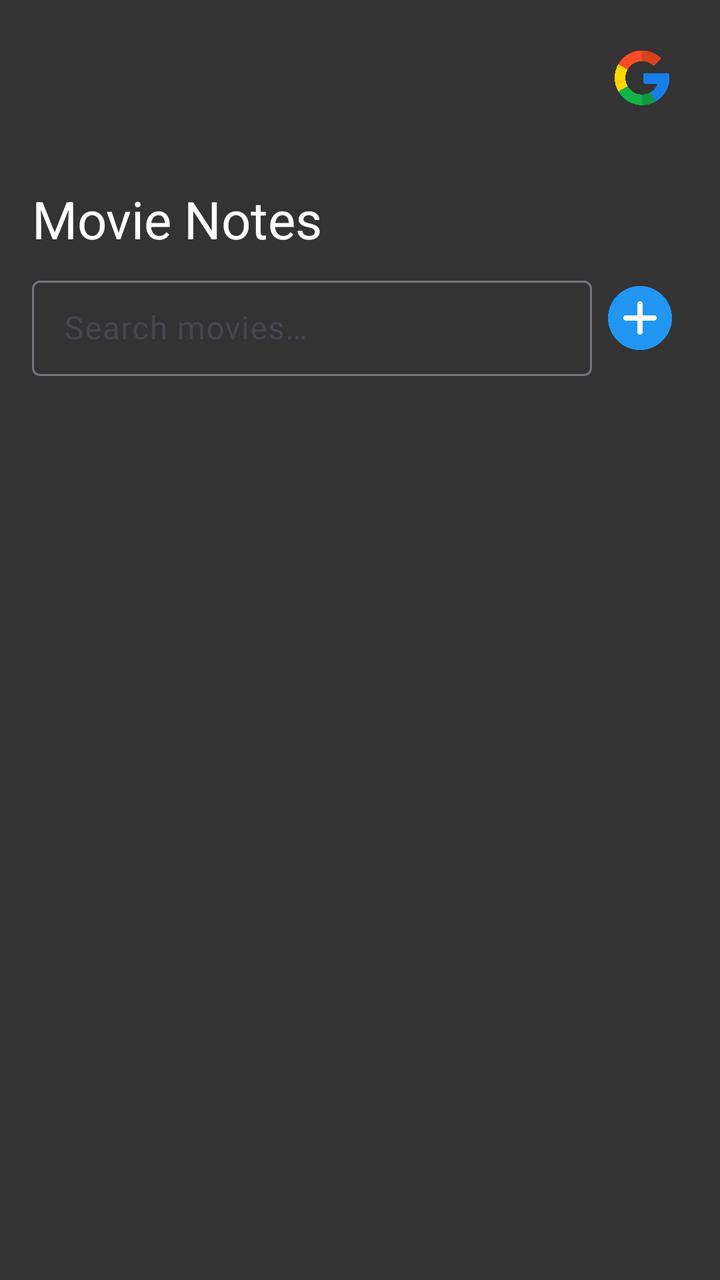
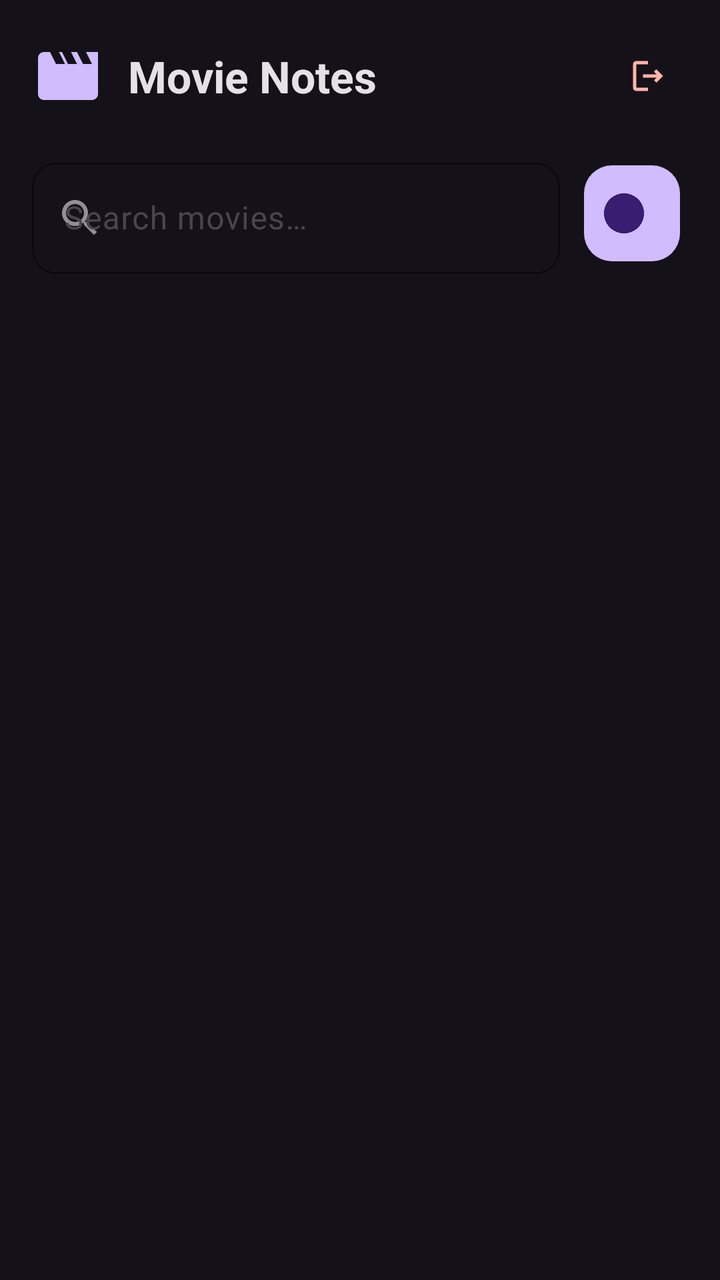

An Android layout rendered at two revisions. The XML below is the earlier revision; the diff shows what the commit changed to produce the second picture.
<!-- AndroidManifest.xml: application theme Theme.MovieNotes -->
<!-- res/layout/activity_main_content.xml -->
<?xml version="1.0" encoding="utf-8"?>
<androidx.constraintlayout.widget.ConstraintLayout
    xmlns:android="http://schemas.android.com/apk/res/android"
    xmlns:app="http://schemas.android.com/apk/res-auto"
    xmlns:tools="http://schemas.android.com/tools"
    android:layout_width="match_parent"
    android:layout_height="match_parent"
    android:background="#333"
    android:paddingStart="16dp"
    android:paddingEnd="16dp">

    
    <ImageView
        android:id="@+id/btnGoogle"
        android:layout_width="46dp"
        android:layout_height="46dp"
        android:layout_marginTop="16dp"
        android:padding="8dp"
        android:clickable="true"
        android:focusable="true"
        android:src="@drawable/ic_google"
        app:layout_constraintEnd_toEndOf="parent"
        app:layout_constraintTop_toTopOf="parent"/>

    <TextView
        android:id="@+id/titleView"
        android:layout_width="0dp"
        android:layout_height="wrap_content"
        android:text="@string/app_name"
        android:textColor="#fff"
        android:layout_marginTop="30dp"
        android:textSize="26sp"
        app:layout_constraintTop_toBottomOf="@id/btnGoogle"
        app:layout_constraintStart_toStartOf="parent"
        app:layout_constraintEnd_toEndOf="parent"/>

    <com.google.android.material.textfield.TextInputLayout
        android:id="@+id/searchLayout"
        style="@style/Widget.Material3.TextInputLayout.OutlinedBox.Dense"
        android:layout_width="0dp"
        android:layout_height="wrap_content"
        android:hint="@string/search_hint"
        app:boxBackgroundMode="outline"
        app:layout_constraintTop_toBottomOf="@id/titleView"
        app:layout_constraintStart_toStartOf="parent"
        app:layout_constraintEnd_toStartOf="@+id/addBtn"
        android:layout_marginTop="@dimen/spacing_sm">

        <com.google.android.material.textfield.TextInputEditText
            android:id="@+id/searchInput"
            android:layout_width="match_parent"
            android:layout_height="match_parent"
            android:imeOptions="actionSearch"
            android:inputType="text"
            android:textColor="#fff"
            android:textColorHint="?attr/colorOnSurfaceVariant" />
    </com.google.android.material.textfield.TextInputLayout>

    <ImageView
        android:id="@+id/addBtn"
        android:layout_width="48dp"
        android:layout_height="48dp"
        android:layout_marginTop="0dp"
        android:background="@null"
        android:clickable="true"
        android:contentDescription="@string/add_button"
        android:padding="8dp"
        android:scaleType="fitCenter"
        app:srcCompat="@drawable/ic_add"
        app:layout_constraintEnd_toEndOf="parent"
        app:layout_constraintTop_toTopOf="@id/searchLayout"/>

    <androidx.recyclerview.widget.RecyclerView
        android:id="@+id/recyclerView"
        android:layout_marginTop="20dp"
        android:layout_width="0dp"
        android:layout_height="0dp"
        android:paddingBottom="@dimen/spacing_md"
        app:layoutManager="androidx.recyclerview.widget.GridLayoutManager"
        app:spanCount="2"
        tools:listitem="@layout/item_movie"
        app:layout_constraintTop_toBottomOf="@id/searchLayout"
        app:layout_constraintStart_toStartOf="parent"
        app:layout_constraintEnd_toEndOf="parent"
        app:layout_constraintBottom_toBottomOf="parent"/>
</androidx.constraintlayout.widget.ConstraintLayout>
<!-- res/layout/item_movie.xml (included above) -->
<?xml version="1.0" encoding="utf-8"?>
<com.google.android.material.card.MaterialCardView
    xmlns:android="http://schemas.android.com/apk/res/android"
    xmlns:app="http://schemas.android.com/apk/res-auto"
    android:layout_width="match_parent"
    android:layout_height="wrap_content"
    android:layout_margin="8dp"
    app:cardCornerRadius="12dp"
    app:cardElevation="2dp"
    app:cardBackgroundColor="#999"
    >

    <androidx.constraintlayout.widget.ConstraintLayout
        android:layout_width="match_parent"
        android:layout_height="wrap_content"
        android:padding="16dp">

        <TextView
            android:id="@+id/movieTitle"
            android:theme="@style/WhiteText"
            android:layout_width="0dp"
            android:layout_height="wrap_content"
            android:scrollHorizontally="false"
            android:singleLine="false"
            android:textSize="16sp"
            android:lineSpacingExtra="2dp"
            android:breakStrategy="simple"
            android:hyphenationFrequency="none"
            android:text="Movie Title"
            app:layout_constraintStart_toStartOf="parent"
            app:layout_constraintEnd_toStartOf="@+id/deleteButton"
            app:layout_constraintTop_toTopOf="parent"
            android:layout_marginEnd="8dp"/>

        <ImageView
            android:id="@+id/deleteButton"
            android:layout_width="36dp"
            android:layout_height="36dp"
            android:contentDescription="@string/delete"
            android:padding="4dp"
            app:srcCompat="@drawable/ic_delete"
            app:layout_constraintTop_toTopOf="parent"
            app:layout_constraintEnd_toEndOf="parent"
            android:clickable="true"
            />

        <com.google.android.material.checkbox.MaterialCheckBox
            android:id="@+id/movieCheck"
            android:layout_width="wrap_content"
            android:layout_height="wrap_content"
            android:layout_marginTop="@dimen/spacing_sm"
            android:text="@string/watched"
            android:textColor="?attr/colorOnSurfaceVariant"
            app:buttonTint="?attr/colorPrimary"
            app:layout_constraintTop_toBottomOf="@id/movieTitle"
            app:layout_constraintStart_toStartOf="parent"/>
    </androidx.constraintlayout.widget.ConstraintLayout>
</com.google.android.material.card.MaterialCardView>
<!-- resources referenced by this layout -->
<resources>
  <dimen name="spacing_md">16dp</dimen>
  <dimen name="spacing_sm">8dp</dimen>
  <!-- drawable ic_add: png bitmap (drawable, 15271 bytes) -->
  <!-- drawable ic_delete: png bitmap (drawable, 16121 bytes) -->
  <!-- drawable ic_google: png bitmap (drawable, 19386 bytes) -->
  <string name="add_button">Add movie</string>
  <string name="app_name">Movie Notes</string>
  <string name="delete">Delete</string>
  <string name="search_hint">Search movies…</string>
  <string name="watched">Watched</string>
  <style name="WhiteText">
          <item name="android:textColor">#FFFFFF</item>
          <item name="android:textSize">18sp</item>
          <item name="android:maxLines">5</item>
          <item name="android:ellipsize">none</item>
          <item name="android:windowFullscreen">true</item>
          <item name="android:windowNoTitle">true</item>
          <item name="android:windowActionBar">false</item>
          <item name="android:windowLayoutInDisplayCutoutMode">shortEdges</item>
      </style>
  <style name="Theme.MovieNotes" parent="Theme.Material3.Light.NoActionBar">
      </style>
</resources>

<!-- the commit's change to res/layout/activity_main_content.xml (unified diff, before → after) -->
@@ -5,77 +5,177 @@
     xmlns:tools="http://schemas.android.com/tools"
     android:layout_width="match_parent"
     android:layout_height="match_parent"
-    android:background="#333"
-    android:paddingStart="16dp"
-    android:paddingEnd="16dp">
+    android:background="@color/color_background"
+    android:padding="16dp">
 
     
     <ImageView
-        android:id="@+id/btnGoogle"
-        android:layout_width="46dp"
-        android:layout_height="46dp"
-        android:layout_marginTop="16dp"
-        android:padding="8dp"
-        android:clickable="true"
-        android:focusable="true"
-        android:src="@drawable/ic_google"
+        android:id="@+id/appIcon"
+        android:layout_width="36dp"
+        android:layout_height="36dp"
+        android:src="@drawable/ic_movie_header"
+        app:layout_constraintStart_toStartOf="parent"
+        app:layout_constraintTop_toTopOf="parent"
+        app:layout_constraintBottom_toBottomOf="@id/btnLogout"/>
+
+    <TextView
+        android:id="@+id/titleView"
+        android:layout_width="0dp"
+        android:layout_height="wrap_content"
+        android:text="@string/app_name"
+        android:textColor="@color/text_primary"
+        android:textSize="22sp"
+        android:textStyle="bold"
+        android:layout_marginStart="12dp"
+        app:layout_constraintStart_toEndOf="@id/appIcon"
+        app:layout_constraintTop_toTopOf="@id/appIcon"
+        app:layout_constraintBottom_toBottomOf="@id/appIcon"
+        app:layout_constraintEnd_toStartOf="@id/userEmailText"/>
+
+    <TextView
+        android:id="@+id/userEmailText"
+        android:layout_width="wrap_content"
+        android:layout_height="wrap_content"
+        android:textColor="@color/text_dim"
+        android:textSize="12sp"
+        android:maxLines="1"
+        android:ellipsize="end"
+        android:layout_marginEnd="8dp"
+        app:layout_constraintEnd_toStartOf="@id/btnLogout"
+        app:layout_constraintTop_toTopOf="@id/titleView"
+        app:layout_constraintBottom_toBottomOf="@id/titleView"/>
+
+    <com.google.android.material.button.MaterialButton
+        android:id="@+id/btnLogout"
+        style="@style/Widget.Material3.Button.IconButton"
+        android:layout_width="44dp"
+        android:layout_height="44dp"
+        app:icon="@drawable/ic_logout"
+        app:iconTint="@color/accent_delete"
+        android:tooltipText="@string/logout"
         app:layout_constraintEnd_toEndOf="parent"
         app:layout_constraintTop_toTopOf="parent"/>
 
-    <TextView
-        android:id="@+id/titleView"
-        android:layout_width="0dp"
-        android:layout_height="wrap_content"
-        android:text="@string/app_name"
-        android:textColor="#fff"
-        android:layout_marginTop="30dp"
-        android:textSize="26sp"
-        app:layout_constraintTop_toBottomOf="@id/btnGoogle"
-        app:layout_constraintStart_toStartOf="parent"
-        app:layout_constraintEnd_toEndOf="parent"/>
+    
+    <com.google.android.material.card.MaterialCardView
+        android:id="@+id/authCard"
+        android:layout_width="0dp"
+        android:layout_height="wrap_content"
+        android:visibility="gone"
+        app:cardCornerRadius="16dp"
+        app:cardElevation="4dp"
+        app:cardBackgroundColor="@color/card_background"
+        app:strokeColor="@color/card_stroke"
+        app:strokeWidth="1dp"
+        app:layout_constraintTop_toTopOf="parent"
+        app:layout_constraintBottom_toBottomOf="parent"
+        app:layout_constraintStart_toStartOf="parent"
+        app:layout_constraintEnd_toEndOf="parent">
+
+        <LinearLayout
+            android:layout_width="match_parent"
+            android:layout_height="wrap_content"
+            android:orientation="vertical"
+            android:gravity="center"
+            android:padding="28dp">
+
+            <ImageView
+                android:layout_width="64dp"
+                android:layout_height="64dp"
+                android:src="@drawable/ic_movie_header"/>
+
+            <TextView
+                android:layout_width="wrap_content"
+                android:layout_height="wrap_content"
+                android:text="@string/app_name"
+                android:textColor="@color/text_primary"
+                android:textSize="24sp"
+                android:textStyle="bold"
+                android:layout_marginTop="16dp"/>
+
+            <TextView
+                android:layout_width="wrap_content"
+                android:layout_height="wrap_content"
+                android:text="@string/auth_subtitle"
+                android:textColor="@color/text_secondary"
+                android:textSize="14sp"
+                android:gravity="center"
+                android:layout_marginTop="8dp"/>
+
+            <com.google.android.material.button.MaterialButton
+                android:id="@+id/btnGoogle"
+                android:layout_width="match_parent"
+                android:layout_height="52dp"
+                android:layout_marginTop="24dp"
+                android:text="@string/sign_in_with_google"
+                android:textColor="@color/on_primary"
+                android:textSize="15sp"
+                android:textAllCaps="false"
+                app:cornerRadius="12dp"
+                app:icon="@drawable/ic_google"
+                app:iconGravity="textStart"
+                app:iconPadding="12dp"
+                app:backgroundTint="@color/primary"/>
+        </LinearLayout>
+    </com.google.android.material.card.MaterialCardView>
+
+    
+    <androidx.constraintlayout.widget.Group
+        android:id="@+id/mainContentGroup"
+        android:layout_width="wrap_content"
+        android:layout_height="wrap_content"
+        app:constraint_referenced_ids="searchLayout,addBtn,recyclerView"/>
 
     <com.google.android.material.textfield.TextInputLayout
         android:id="@+id/searchLayout"
-        style="@style/Widget.Material3.TextInputLayout.OutlinedBox.Dense"
+        style="@style/Widget.Material3.TextInputLayout.OutlinedBox"
         android:layout_width="0dp"
         android:layout_height="wrap_content"
         android:hint="@string/search_hint"
-        app:boxBackgroundMode="outline"
-        app:layout_constraintTop_toBottomOf="@id/titleView"
+        app:startIconDrawable="@drawable/ic_search"
+        app:startIconTint="@color/text_dim"
+        app:boxStrokeColor="@color/primary"
+        app:boxCornerRadiusTopStart="12dp"
+        app:boxCornerRadiusTopEnd="12dp"
+        app:boxCornerRadiusBottomStart="12dp"
+        app:boxCornerRadiusBottomEnd="12dp"
+        app:layout_constraintTop_toBottomOf="@id/btnLogout"
         app:layout_constraintStart_toStartOf="parent"
         app:layout_constraintEnd_toStartOf="@+id/addBtn"
-        android:layout_marginTop="@dimen/spacing_sm">
+        android:layout_marginTop="16dp"
+        android:layout_marginEnd="8dp">
 
         <com.google.android.material.textfield.TextInputEditText
             android:id="@+id/searchInput"
             android:layout_width="match_parent"
-            android:layout_height="match_parent"
+            android:layout_height="wrap_content"
             android:imeOptions="actionSearch"
             android:inputType="text"
-            android:textColor="#fff"
-            android:textColorHint="?attr/colorOnSurfaceVariant" />
+            android:textColor="@color/text_primary"
+            android:textColorHint="@color/text_dim" />
     </com.google.android.material.textfield.TextInputLayout>
 
-    <ImageView
+    <com.google.android.material.button.MaterialButton
         android:id="@+id/addBtn"
-        android:layout_width="48dp"
-        android:layout_height="48dp"
-        android:layout_marginTop="0dp"
-        android:background="@null"
-        android:clickable="true"
+        style="@style/Widget.Material3.Button.IconButton.Filled"
+        android:layout_width="56dp"
+        android:layout_height="56dp"
         android:contentDescription="@string/add_button"
-        android:padding="8dp"
-        android:scaleType="fitCenter"
-        app:srcCompat="@drawable/ic_add"
+        app:icon="@drawable/ic_add"
+        app:iconTint="@color/on_primary"
+        app:backgroundTint="@color/primary"
+        app:cornerRadius="14dp"
         app:layout_constraintEnd_toEndOf="parent"
-        app:layout_constraintTop_toTopOf="@id/searchLayout"/>
+        app:layout_constraintTop_toTopOf="@id/searchLayout"
+        app:layout_constraintBottom_toBottomOf="@id/searchLayout"/>
 
     <androidx.recyclerview.widget.RecyclerView
         android:id="@+id/recyclerView"
-        android:layout_marginTop="20dp"
         android:layout_width="0dp"
         android:layout_height="0dp"
-        android:paddingBottom="@dimen/spacing_md"
+        android:layout_marginTop="16dp"
+        android:clipToPadding="false"
+        android:paddingBottom="16dp"
         app:layoutManager="androidx.recyclerview.widget.GridLayoutManager"
         app:spanCount="2"
         tools:listitem="@layout/item_movie"
@@ -83,6 +183,20 @@
         app:layout_constraintStart_toStartOf="parent"
         app:layout_constraintEnd_toEndOf="parent"
         app:layout_constraintBottom_toBottomOf="parent"/>
+
+    <TextView
+        android:id="@+id/emptyStateView"
+        android:layout_width="wrap_content"
+        android:layout_height="wrap_content"
+        android:text="@string/empty_list"
+        android:textColor="@color/text_dim"
+        android:textSize="15sp"
+        android:visibility="gone"
+        app:layout_constraintTop_toTopOf="@id/recyclerView"
+        app:layout_constraintBottom_toBottomOf="@id/recyclerView"
+        app:layout_constraintStart_toStartOf="parent"
+        app:layout_constraintEnd_toEndOf="parent"/>
+
 </androidx.constraintlayout.widget.ConstraintLayout>
 <!-- res/layout/item_movie.xml (included above) -->
 <?xml version="1.0" encoding="utf-8"?>
@@ -91,54 +205,55 @@
     xmlns:app="http://schemas.android.com/apk/res-auto"
     android:layout_width="match_parent"
     android:layout_height="wrap_content"
-    android:layout_margin="8dp"
-    app:cardCornerRadius="12dp"
+    android:layout_margin="6dp"
+    app:cardCornerRadius="14dp"
     app:cardElevation="2dp"
-    app:cardBackgroundColor="#999"
-    >
+    app:cardBackgroundColor="@color/card_background"
+    app:strokeColor="@color/card_stroke"
+    app:strokeWidth="1dp">
 
     <androidx.constraintlayout.widget.ConstraintLayout
         android:layout_width="match_parent"
         android:layout_height="wrap_content"
-        android:padding="16dp">
+        android:padding="12dp">
 
         <TextView
             android:id="@+id/movieTitle"
-            android:theme="@style/WhiteText"
             android:layout_width="0dp"
             android:layout_height="wrap_content"
-            android:scrollHorizontally="false"
-            android:singleLine="false"
-            android:textSize="16sp"
-            android:lineSpacingExtra="2dp"
-            android:breakStrategy="simple"
-            android:hyphenationFrequency="none"
+            android:textColor="@color/text_primary"
+            android:textSize="15sp"
+            android:textStyle="bold"
+            android:maxLines="3"
+            android:ellipsize="end"
             android:text="Movie Title"
             app:layout_constraintStart_toStartOf="parent"
             app:layout_constraintEnd_toStartOf="@+id/deleteButton"
             app:layout_constraintTop_toTopOf="parent"
-            android:layout_marginEnd="8dp"/>
+            android:layout_marginEnd="6dp"/>
 
         <ImageView
             android:id="@+id/deleteButton"
-            android:layout_width="36dp"
-            android:layout_height="36dp"
+            android:layout_width="32dp"
+            android:layout_height="32dp"
             android:contentDescription="@string/delete"
             android:padding="4dp"
+            android:background="?attr/selectableItemBackgroundBorderless"
             app:srcCompat="@drawable/ic_delete"
             app:layout_constraintTop_toTopOf="parent"
             app:layout_constraintEnd_toEndOf="parent"
             android:clickable="true"
-            />
+            android:focusable="true"/>
 
         <com.google.android.material.checkbox.MaterialCheckBox
             android:id="@+id/movieCheck"
             android:layout_width="wrap_content"
             android:layout_height="wrap_content"
-            android:layout_marginTop="@dimen/spacing_sm"
+            android:layout_marginTop="8dp"
             android:text="@string/watched"
-            android:textColor="?attr/colorOnSurfaceVariant"
-            app:buttonTint="?attr/colorPrimary"
+            android:textColor="@color/text_secondary"
+            android:textSize="13sp"
+            app:buttonTint="@color/primary"
             app:layout_constraintTop_toBottomOf="@id/movieTitle"
             app:layout_constraintStart_toStartOf="parent"/>
     </androidx.constraintlayout.widget.ConstraintLayout>
<!-- resource entries referenced after the edit -->
@@ -1,26 +1,64 @@
 <!-- resources referenced by this layout -->
 <resources>
-  <dimen name="spacing_md">16dp</dimen>
-  <dimen name="spacing_sm">8dp</dimen>
+  <color name="accent_delete">#FFB4AB</color>
+  <color name="card_background">#25232A</color>
+  <color name="card_stroke">#3B3842</color>
+  <color name="color_background">#141218</color>
+  <color name="on_primary">#381E72</color>
+  <color name="primary">#D0BCFF</color>
+  <color name="text_dim">#938F99</color>
+  <color name="text_primary">#E6E1E5</color>
+  <color name="text_secondary">#CAC4D0</color>
   <!-- drawable ic_add: png bitmap (drawable, 15271 bytes) -->
   <!-- drawable ic_delete: png bitmap (drawable, 16121 bytes) -->
   <!-- drawable ic_google: png bitmap (drawable, 19386 bytes) -->
+  <!-- drawable ic_logout (drawable) -->
+  <vector xmlns:android="http://schemas.android.com/apk/res/android"
+      android:width="24dp"
+      android:height="24dp"
+      android:viewportWidth="24"
+      android:viewportHeight="24">
+      <path
+          android:fillColor="#FFB4AB"
+          android:pathData="M17,8l-1.41,1.41L17.17,11H9v2h8.17l-1.58,1.58L17,16l4,-4L17,8zM5,5h7V3H5C3.9,3 3,3.9 3,5v14c0,1.1 0.9,2 2,2h7v-2H5V5z"/>
+  </vector>
+  <!-- drawable ic_movie_header (drawable) -->
+  <vector xmlns:android="http://schemas.android.com/apk/res/android"
+      android:width="48dp"
+      android:height="48dp"
+      android:viewportWidth="24"
+      android:viewportHeight="24">
+      <path
+          android:fillColor="#D0BCFF"
+          android:pathData="M18,4l2,4h-3l-2,-4h-2l2,4h-3l-2,-4H9l2,4H8L6,4H4c-1.1,0 -1.99,0.9 -1.99,2L2,18c0,1.1 0.9,2 2,2h16c1.1,0 2,-0.9 2,-2V4h-4z"/>
+  </vector>
+  <!-- drawable ic_search (drawable) -->
+  <vector xmlns:android="http://schemas.android.com/apk/res/android"
+      android:width="24dp"
+      android:height="24dp"
+      android:viewportWidth="24"
+      android:viewportHeight="24">
+      <path
+          android:fillColor="#CAC4D0"
+          android:pathData="M15.5,14h-0.79l-0.28,-0.27C15.41,12.59 16,11.11 16,9.5 16,5.91 13.09,3 9.5,3S3,5.91 3,9.5 5.91,16 9.5,16c1.61,0 3.09,-0.59 4.23,-1.57l0.27,0.28v0.79l5,4.99L20.49,19l-4.99,-5zM9.5,14C7.01,14 5,11.99 5,9.5S7.01,5 9.5,5 14,7.01 14,9.5 11.99,14 9.5,14z"/>
+  </vector>
   <string name="add_button">Add movie</string>
   <string name="app_name">Movie Notes</string>
+  <string name="auth_subtitle">Sign in to save and sync your movie list</string>
   <string name="delete">Delete</string>
+  <string name="empty_list">No movies found. Add your first!</string>
+  <string name="logout">Logout</string>
   <string name="search_hint">Search movies…</string>
+  <string name="sign_in_with_google">Sign in with Google</string>
   <string name="watched">Watched</string>
-  <style name="WhiteText">
-          <item name="android:textColor">#FFFFFF</item>
-          <item name="android:textSize">18sp</item>
-          <item name="android:maxLines">5</item>
-          <item name="android:ellipsize">none</item>
-          <item name="android:windowFullscreen">true</item>
-          <item name="android:windowNoTitle">true</item>
-          <item name="android:windowActionBar">false</item>
-          <item name="android:windowLayoutInDisplayCutoutMode">shortEdges</item>
+  <style name="Theme.MovieNotes" parent="Theme.Material3.DayNight.NoActionBar">
+          <item name="colorPrimary">@color/primary</item>
+          <item name="colorOnPrimary">@color/on_primary</item>
+          <item name="colorPrimaryContainer">@color/primary_container</item>
+          <item name="colorOnPrimaryContainer">@color/on_primary_container</item>
+          <item name="android:windowBackground">@color/color_background</item>
       </style>
-  <style name="Theme.MovieNotes" parent="Theme.Material3.Light.NoActionBar">
-      </style>
+  <color name="primary_container">#4F378B</color>
+  <color name="on_primary_container">#EADDFF</color>
 </resources>
 
